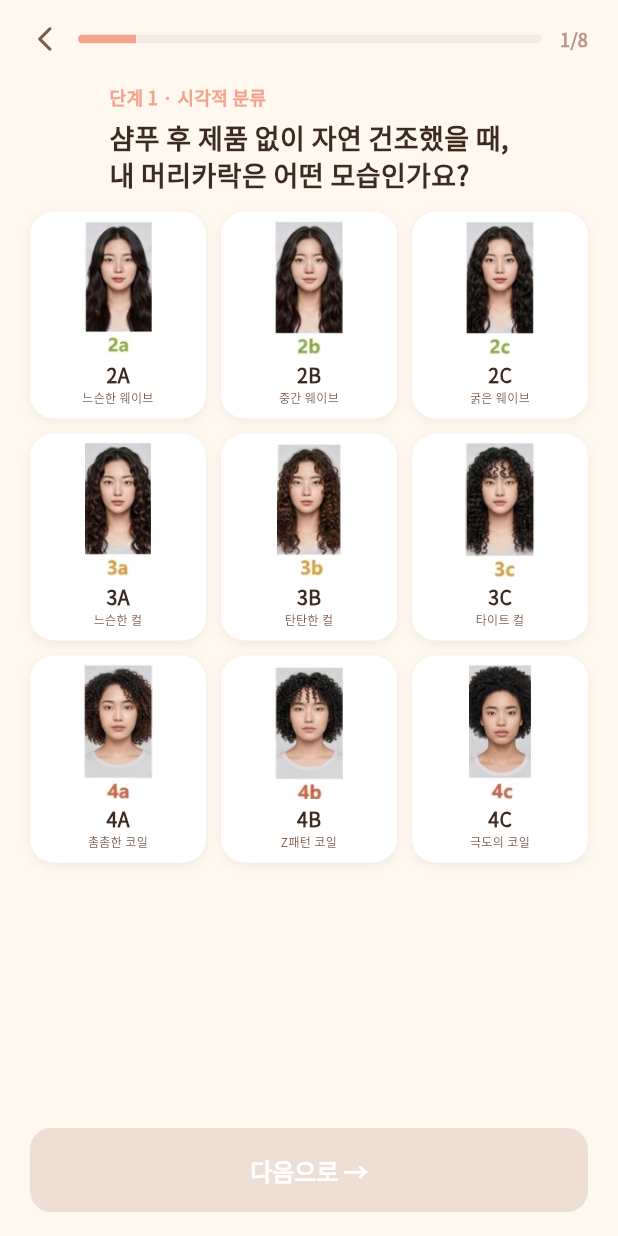
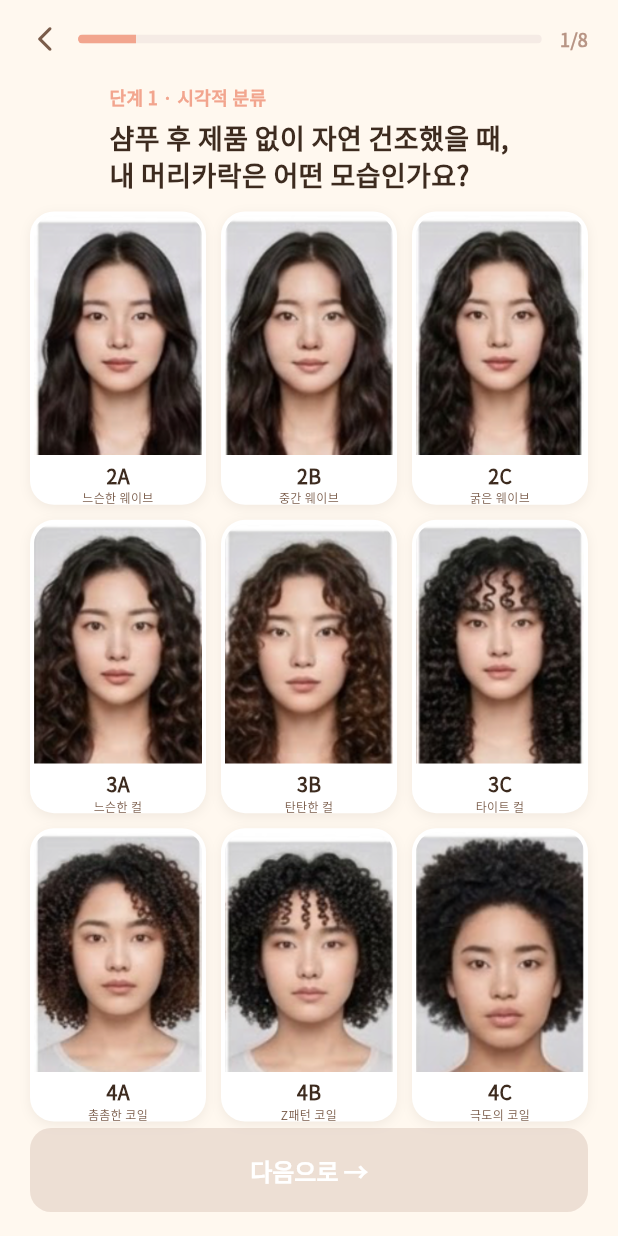
Before and after one commit to gayeoniee/kkobulang, a Flutter app: the screen it shows after launch, after a tap on "유형 분석 시작하기", after a tap on "💁‍♀️", on a phone screen of 412 x 824 dp. Run offline on Flutter 3.47's test engine with Material 3 defaults, Android fonts, the light colour scheme and no system bars; our stand-ins replace google_fonts.

Commit message:
이미지 수정

```diff
--- a/lib/pages/onboarding_page.dart
+++ b/lib/pages/onboarding_page.dart
@@ -400,7 +400,7 @@ class _SurveyScreen extends StatelessWidget {
           child: isQ1
             ? GridView.builder(
                 padding: const EdgeInsets.fromLTRB(20, 8, 20, 12),
-                gridDelegate: const SliverGridDelegateWithFixedCrossAxisCount(crossAxisCount: 3, crossAxisSpacing: 10, mainAxisSpacing: 10, childAspectRatio: 0.85),
+                gridDelegate: const SliverGridDelegateWithFixedCrossAxisCount(crossAxisCount: 3, crossAxisSpacing: 10, mainAxisSpacing: 10, childAspectRatio: 0.6),
                 itemCount: question.options.length,
                 itemBuilder: (_, i) => _Q1Card(opt: question.options[i], selected: _isSelected(question.options[i].id), gender: gender, onTap: () => _toggle(question.options[i].id)),
               )
@@ -461,14 +461,18 @@ class _Q1Card extends StatelessWidget {
           boxShadow: [BoxShadow(color: selected ? color.withOpacity(0.2) : const Color(0x123D2B1F), blurRadius: selected ? 10 : 6, offset: const Offset(0, 2))],
         ),
         child: Column(mainAxisAlignment: MainAxisAlignment.center, children: [
-          Image.asset(
-            _imagePath!,
-            height: 90,
-            width: double.infinity,
-            fit: BoxFit.contain,
-            errorBuilder: (_, __, ___) => SizedBox(
-              height: 90,
-              child: Center(child: Text(opt.emoji, style: const TextStyle(fontSize: 30))),
+          ClipRRect(
+            borderRadius: const BorderRadius.vertical(top: Radius.circular(14)),
+            child: Image.asset(
+              _imagePath!,
+              height: 160,
+              width: double.infinity,
+              fit: BoxFit.cover,
+              alignment: Alignment.topCenter,
+              errorBuilder: (_, __, ___) => SizedBox(
+                height: 160,
+                child: Center(child: Text(opt.emoji, style: const TextStyle(fontSize: 30))),
+              ),
             ),
           ),
           const SizedBox(height: 4),
```
